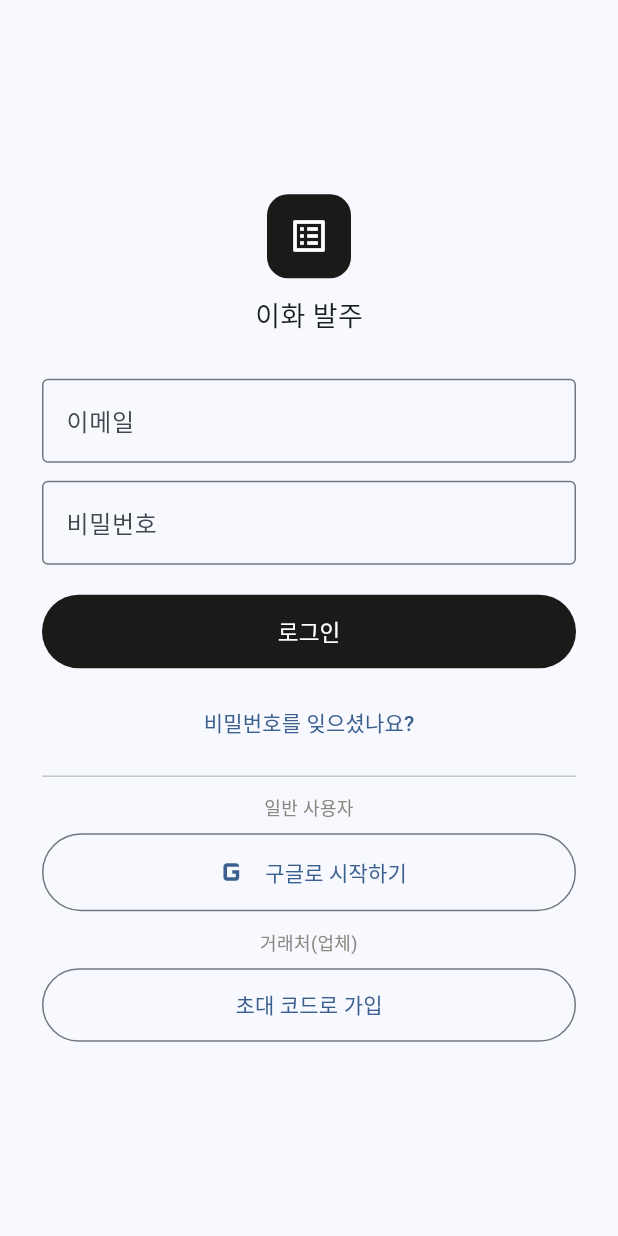
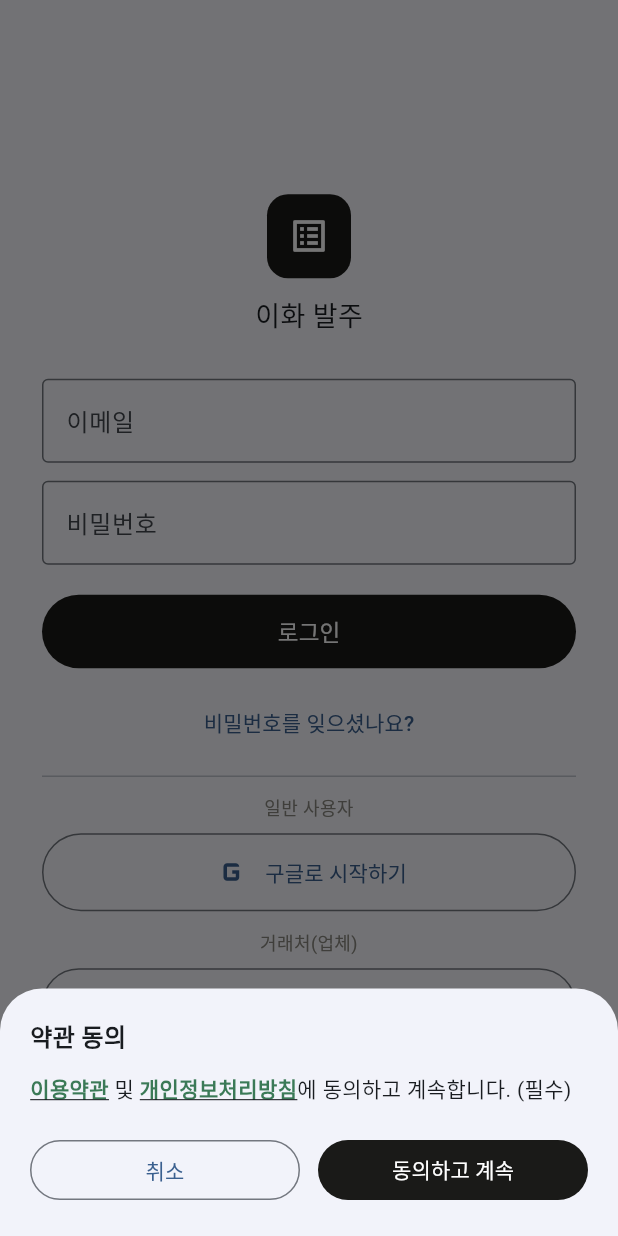
Before and after one commit to EWhaFood/EWha_OrderingSystem, a Flutter app: the screen it shows after launch, after a tap on "구글로 시작하기", on a phone screen of 412 x 824 dp. Run offline on Flutter 3.47's test engine with Material 3 defaults, Android fonts, the phone set to English and light mode, and no system bars; our stand-ins replace cloud_firestore, cloud_functions, firebase_auth, firebase_core, firebase_crashlytics, firebase_messaging and 5 more; accounts and stored records are empty.

Commit message:
feat(legal): 구글 가입 약관 동의 + Firebase Hosting 약관/개인정보 사이트 (EWOS-41) (#13)
- 구글(일반 사용자) 로그인 전 이용약관·개인정보처리방침 동의 시트 추가
  (거래처 초대코드 가입은 기존 체크박스 유지)
- 약관 제2조를 초대코드+구글 가입 반영해 갱신
- Firebase Hosting: hosting/public 에 index/privacy/terms 정적 페이지
  (스토어 등록용 처리방침 공개 URL 확보), firebase.json hosting 설정 추가

flutter analyze 0 · build apk --debug 통과. 배포는 승인 후 firebase deploy --only hosting.

Co-authored-by: KwonGwan <>
Co-authored-by: Claude Opus 4.8 <noreply@anthropic.com>

```diff
--- a/lib/core/constants/legal_docs.dart
+++ b/lib/core/constants/legal_docs.dart
@@ -57,8 +57,8 @@ const String termsOfService = '''
  B2B 발주 플랫폼입니다.
 
 제2조 (계정)
- 이용자는 운영자가 발급한 초대 코드로 계정을 생성합니다. 계정 정보는 본인이
- 관리하며, 타인에게 양도·대여할 수 없습니다.
+ 거래처(발주처)는 운영자가 발급한 초대 코드로, 일반 이용자는 구글 계정으로
+ 계정을 생성합니다. 계정 정보는 본인이 관리하며, 타인에게 양도·대여할 수 없습니다.
 
 제3조 (이용자의 의무)
  이용자는 정확한 정보로 발주하여야 하며, 서비스를 부정한 목적으로 이용해서는
--- a/lib/features/auth/login_screen.dart
+++ b/lib/features/auth/login_screen.dart
@@ -2,6 +2,7 @@ import 'package:firebase_auth/firebase_auth.dart';
 import 'package:flutter/material.dart';
 
 import '../../core/services/auth_service.dart';
+import '../legal/legal_screen.dart';
 import 'signup_screen.dart';
 
 /// 운영자·거래처 공통 로그인 화면. 로그인 성공 후 라우팅은 AuthGate가 role로 분기한다.
@@ -65,8 +66,10 @@ class _LoginScreenState extends State<LoginScreen> {
     }
   }
 
-  /// 구글 로그인/가입 (EWOS-53). 성공 시 AuthGate가 role로 자동 라우팅한다.
+  /// 구글 로그인/가입 (EWOS-53). 가입 전 약관·개인정보 동의를 먼저 받는다(EWOS-41).
   Future<void> _googleSignIn() async {
+    final bool agreed = await _confirmLegalConsent();
+    if (!agreed) return;
     setState(() {
       _loading = true;
       _error = null;
@@ -80,6 +83,68 @@ class _LoginScreenState extends State<LoginScreen> {
     } finally {
       if (mounted) setState(() => _loading = false);
     }
+  }
+
+  /// 구글 가입 전 약관·개인정보 동의 시트. "동의하고 계속"을 누르면 true.
+  Future<bool> _confirmLegalConsent() async {
+    final bool? ok = await showModalBottomSheet<bool>(
+      context: context,
+      builder: (BuildContext ctx) => SafeArea(
+        child: Padding(
+          padding: const EdgeInsets.all(20),
+          child: Column(
+            mainAxisSize: MainAxisSize.min,
+            crossAxisAlignment: CrossAxisAlignment.start,
+            children: <Widget>[
+              const Text('약관 동의',
+                  style: TextStyle(fontSize: 16, fontWeight: FontWeight.w600)),
+              const SizedBox(height: 12),
+              Wrap(
+                crossAxisAlignment: WrapCrossAlignment.center,
+                children: <Widget>[
+                  _legalLink(ctx, '이용약관', LegalDoc.terms),
+                  const Text(' 및 '),
+                  _legalLink(ctx, '개인정보처리방침', LegalDoc.privacy),
+                  const Text('에 동의하고 계속합니다. (필수)'),
+                ],
+              ),
+              const SizedBox(height: 20),
+              Row(
+                children: <Widget>[
+                  Expanded(
+                    child: OutlinedButton(
+                      onPressed: () => Navigator.pop(ctx, false),
+                      child: const Text('취소'),
+                    ),
+                  ),
+                  const SizedBox(width: 12),
+                  Expanded(
+                    child: FilledButton(
+                      onPressed: () => Navigator.pop(ctx, true),
+                      style: FilledButton.styleFrom(
+                          backgroundColor: const Color(0xFF1A1A18)),
+                      child: const Text('동의하고 계속'),
+                    ),
+                  ),
+                ],
+              ),
+            ],
+          ),
+        ),
+      ),
+    );
+    return ok ?? false;
+  }
+
+  Widget _legalLink(BuildContext ctx, String label, LegalDoc doc) {
+    return GestureDetector(
+      onTap: () => LegalScreen.open(ctx, doc),
+      child: Text(label,
+          style: const TextStyle(
+              color: Color(0xFF3B7A57),
+              decoration: TextDecoration.underline,
+              fontWeight: FontWeight.w600)),
+    );
   }
 
   void _goToSignup() {
```
Also changed, not shown: firebase.json, 3 other files.
